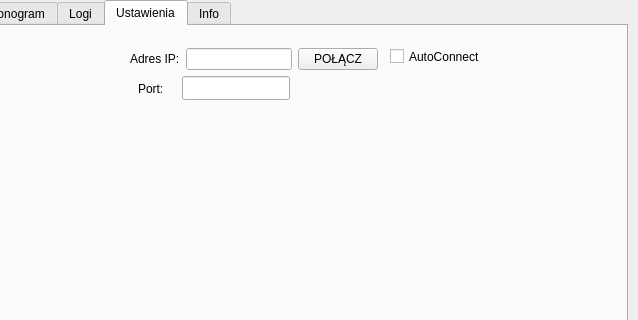
This is 3growbox_qtwidget/GrowBoxDesktop/mainwindow.ui in wojtron2/Desktop_QT_app_box as Qt 5 draws it before an edit; both pictures show x 162 to 800 and y 0 to 320 of the 800 by 600 pixel window. The edited form follows.
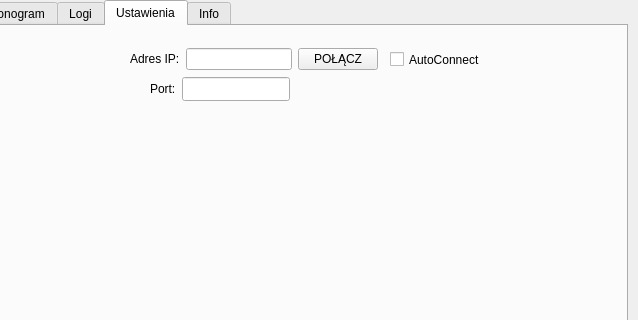
This is the edited form. The open tabs and pages were chosen to show the change. Icons and pictures are not drawn.

Commit message: 0.1.1 fix autoconnect box

Diff of the .ui file:
```diff
--- a/3growbox_qtwidget/GrowBoxDesktop/mainwindow.ui
+++ b/3growbox_qtwidget/GrowBoxDesktop/mainwindow.ui
@@ -102,12 +102,25 @@
      <attribute name="title">
       <string>Ustawienia</string>
      </attribute>
-     <widget class="QCheckBox" name="checkBox">
+     <widget class="QLabel" name="label_PORT">
+      <property name="geometry">
+       <rect>
+        <x>300</x>
+        <y>55</y>
+        <width>25</width>
+        <height>16</height>
+       </rect>
+      </property>
+      <property name="text">
+       <string>Port:</string>
+      </property>
+     </widget>
+     <widget class="QCheckBox" name="checkBox_AUTOCONNECT">
       <property name="geometry">
        <rect>
         <x>540</x>
-        <y>20</y>
-        <width>101</width>
+        <y>23</y>
+        <width>91</width>
         <height>21</height>
        </rect>
       </property>
@@ -115,16 +128,6 @@
        <string>AutoConnect</string>
       </property>
      </widget>
-     <widget class="QLineEdit" name="lineEdit_PORT">
-      <property name="geometry">
-       <rect>
-        <x>332</x>
-        <y>50</y>
-        <width>108</width>
-        <height>24</height>
-       </rect>
-      </property>
-     </widget>
      <widget class="QWidget" name="">
       <property name="geometry">
        <rect>
@@ -154,24 +157,15 @@
        </item>
       </layout>
      </widget>
-     <widget class="QWidget" name="">
+     <widget class="QLineEdit" name="lineEdit_PORT">
       <property name="geometry">
        <rect>
-        <x>288</x>
-        <y>50</y>
-        <width>141</width>
-        <height>26</height>
+        <x>332</x>
+        <y>51</y>
+        <width>108</width>
+        <height>24</height>
        </rect>
       </property>
-      <layout class="QHBoxLayout" name="horizontalLayout_4">
-       <item>
-        <widget class="QLabel" name="label_PORT">
-         <property name="text">
-          <string>Port:</string>
-         </property>
-        </widget>
-       </item>
-      </layout>
      </widget>
     </widget>
     <widget class="QWidget" name="tab6_info">
@@ -236,17 +230,6 @@
      </widget>
     </widget>
    </widget>
-   <widget class="QWidget" name="">
-    <property name="geometry">
-     <rect>
-      <x>530</x>
-      <y>40</y>
-      <width>248</width>
-      <height>50</height>
-     </rect>
-    </property>
-    <layout class="QHBoxLayout" name="horizontalLayout"/>
-   </widget>
   </widget>
   <widget class="QMenuBar" name="menubar">
    <property name="geometry">
```
Left out of the diff: 6 changed lines with no effect on the pictures. The commit also changes 3 other files.
